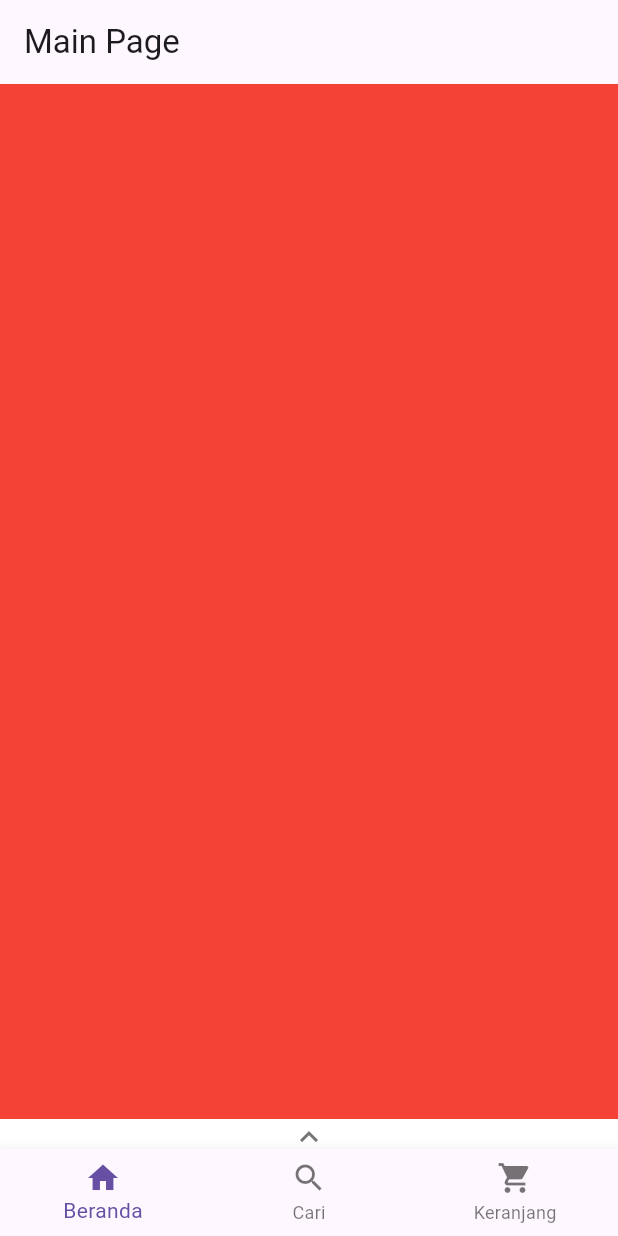
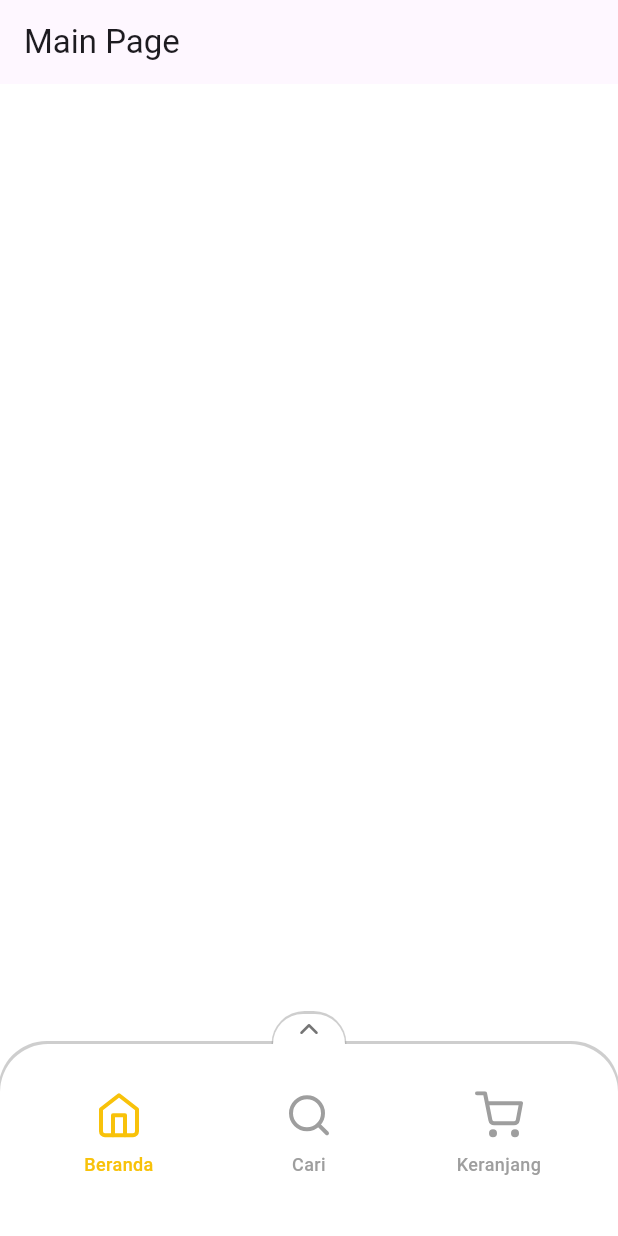
Before and after one commit to igobhaktiar/duplicate_payuung_pribadi, a Flutter app: the screen it shows after launch, on a phone screen of 412 x 824 dp. Run offline on Flutter 3.47's test engine with Material 3 defaults, Android fonts, the light colour scheme and no system bars; our stand-ins replace flutter_feather_icons, get.

Commit message:
fix custom widget

```diff
--- a/lib/presentation/controller/bottom_nav_sheet_controller.dart
+++ b/lib/presentation/controller/bottom_nav_sheet_controller.dart
@@ -3,34 +3,29 @@ import 'package:get/get.dart';
 
 class BottomNavSheetController extends GetxController {
   final _selectedIndex = 0.obs;
-  final _isExpanded = false.obs;
+  final _sheetHeight = 0.0.obs;
 
   int get selectedIndex => _selectedIndex.value;
 
-  bool get isExpanded => _isExpanded.value;
+  double get sheetHeight => _sheetHeight.value;
 
   void setSelectedIndex(int index) => _selectedIndex.value = index;
 
-  void toggleExpanded() => _isExpanded.toggle();
+  void updateSheetHeight(double height) {
+    _sheetHeight.value = height.clamp(0, 300);
+  }
 
   Widget get currentScreen {
     switch (selectedIndex) {
       case 0:
-        return Container(color: Colors.red);
+        return Container(color: Colors.white);
       case 1:
         return Container(color: Colors.green);
       case 2:
         return Container(color: Colors.blue);
-      case 3:
-        return Container(color: Colors.yellow);
-      case 4:
-        return Container(color: Colors.purple);
-      case 5:
-        return Container(color: Colors.orange);
-      case 6:
-        return Container(color: Colors.pink);
       default:
         return Container(color: Colors.white);
     }
   }
+
 }
--- a/lib/presentation/pages/main_page.dart
+++ b/lib/presentation/pages/main_page.dart
@@ -13,8 +13,17 @@ class MainPage extends GetView<BottomNavSheetController> {
         appBar: AppBar(
           title: const Text('Main Page'),
         ),
-        body: controller.currentScreen,
-        bottomNavigationBar: const BottomNavSheet(),
+        body: Stack(
+          children: [
+            controller.currentScreen,
+            const Positioned(
+              left: 0,
+              right: 0,
+              bottom: 0,
+              child: BottomNavSheet(),
+            ),
+          ],
+        ),
       );
     });
   }
--- a/lib/presentation/widgets/bottom_nav_sheet.dart
+++ b/lib/presentation/widgets/bottom_nav_sheet.dart
@@ -1,5 +1,7 @@
+import 'package:duplicate_payuung_pribadi/config/constants.dart';
 import 'package:duplicate_payuung_pribadi/presentation/controller/bottom_nav_sheet_controller.dart';
 import 'package:flutter/material.dart';
+import 'package:flutter_feather_icons/flutter_feather_icons.dart';
 import 'package:get/get.dart';
 
 class BottomNavSheet extends GetWidget<BottomNavSheetController> {
@@ -8,28 +10,85 @@ class BottomNavSheet extends GetWidget<BottomNavSheetController> {
   @override
   Widget build(BuildContext context) {
     return Column(
-      mainAxisSize: MainAxisSize.min,
+      verticalDirection: VerticalDirection.up,
       children: [
+        _buildNavSheet(),
         _buildArrowTrigger(),
-        Obx(() => controller.isExpanded
-            ? _buildExpandedSheet()
-            : _buildBottomNavBar())
       ],
+    );
+  }
+
+  GestureDetector _buildNavSheet() {
+    return GestureDetector(
+        onVerticalDragUpdate: (details) {
+          controller
+              .updateSheetHeight(controller.sheetHeight - details.delta.dy);
+        },
+        onVerticalDragEnd: (_) {
+          if (controller.sheetHeight > 128) {
+            controller.updateSheetHeight(300);
+          } else {
+            controller.updateSheetHeight(0);
+          }
+        },
+        child: Obx(
+          () => AnimatedContainer(
+            duration: const Duration(milliseconds: 300),
+            curve: Curves.easeInOut,
+            height:
+                controller.sheetHeight == 0 ? 128 : controller.sheetHeight,
+            width: double.infinity,
+            padding: const EdgeInsets.all(24),
+            decoration: BoxDecoration(
+              color: Colors.white,
+              borderRadius: const BorderRadius.vertical(
+                top: Radius.circular(32),
+              ),
+              boxShadow: [
+                _buildShadow(),
+              ],
+            ),
+            child: _buildGridSheet(),
+          ),
+        ),
+      );
+  }
+
+  BoxShadow _buildShadow() {
+    return BoxShadow(
+      color: Colors.grey.withOpacity(0.5),
+      offset: const Offset(0, -1),
+      blurRadius: 0,
+      spreadRadius: 1,
     );
   }
 
   Widget _buildArrowTrigger() {
     return GestureDetector(
-      onTap: controller.toggleExpanded,
+      onTap: () {
+        controller.updateSheetHeight(controller.sheetHeight == 0 ? 300 : 0);
+      },
       child: Container(
         height: 20,
+        width: 48,
+        decoration: BoxDecoration(
           color: Colors.white,
+          boxShadow: [
+            _buildShadow(),
+          ],
+          borderRadius: const BorderRadius.only(
+            topLeft: Radius.circular(32),
+            topRight: Radius.circular(32),
+          ),
+        ),
         child: Center(
           child: Obx(
-            () => AnimatedRotation(
-              turns: controller.isExpanded ? 0.5 : 0,
-              duration: const Duration(milliseconds: 300),
-              child: Icon(Icons.keyboard_arrow_up, color: Colors.grey[600]),
+            () => Icon(
+              controller.sheetHeight == 0
+                  ? FeatherIcons.chevronUp
+                  : FeatherIcons.chevronDown,
+              color: Colors.grey[600],
+              size: 32,
             ),
           ),
         ),
@@ -37,86 +96,83 @@ class BottomNavSheet extends GetWidget<BottomNavSheetController> {
     );
   }
 
-  Widget _buildBottomNavBar() {
-    return Obx(
-      () => BottomNavigationBar(
-        items: const <BottomNavigationBarItem>[
-          BottomNavigationBarItem(
-            icon: Icon(Icons.home),
-            label: 'Beranda',
+  Widget _buildGridSheet() {
+    final List<Map<String, dynamic>> items = [
+      {
+        'icon': FeatherIcons.home,
+        'label': 'Beranda',
+      },
+      {
+        'icon': FeatherIcons.search,
+        'label': 'Cari',
+      },
+      {
+        'icon': FeatherIcons.shoppingCart,
+        'label': 'Keranjang',
+      },
+      {
+        'icon': FeatherIcons.clipboard,
+        'label': 'Daftar Transaksi',
+      },
+      {
+        'icon': FeatherIcons.creditCard,
+        'label': 'Voucher Saya',
+      },
+      {
+        'icon': FeatherIcons.mapPin,
+        'label': 'Alamat Pengiriman',
+      },
+      {
+        'icon': FeatherIcons.users,
+        'label': 'Daftar Teman',
+      },
+    ];
+
+    return GridView.builder(
+      physics: const NeverScrollableScrollPhysics(),
+      shrinkWrap: true,
+      gridDelegate: const SliverGridDelegateWithFixedCrossAxisCount(
+        crossAxisCount: 3,
+        childAspectRatio: 2,
+        crossAxisSpacing: 16,
+        mainAxisSpacing: 16,
+        mainAxisExtent: 72,
       ),
-          BottomNavigationBarItem(
-            icon: Icon(Icons.search),
-            label: 'Cari',
-          ),
-          BottomNavigationBarItem(
-            icon: Icon(Icons.shopping_cart),
-            label: 'Keranjang',
-          ),
-        ],
-        currentIndex: controller.selectedIndex,
-        onTap: controller.setSelectedIndex,
-      ),
+      itemCount: items.length,
+      itemBuilder: (context, index) => _buildGridItem(items[index], index),
     );
   }
 
-  Widget _buildExpandedSheet() {
-    final List<Map<String, dynamic>> items = [
-      {
-        'icon': Icons.home,
-        'label': 'Beranda',
-        'onTap': () => controller.setSelectedIndex(0)
-      },
-      {
-        'icon': Icons.search,
-        'label': 'Cari',
-        'onTap': () => controller.setSelectedIndex(1)
-      },
-      {
-        'icon': Icons.shopping_cart,
-        'label': 'Keranjang',
-        'onTap': () => controller.setSelectedIndex(2)
-      },
-      {'icon': Icons.receipt, 'label': 'Daftar Transaksi', 'onTap': () {}},
-      {'icon': Icons.card_giftcard, 'label': 'Voucher Saya', 'onTap': () {}},
-      {'icon': Icons.location_on, 'label': 'Alamat Pengiriman', 'onTap': () {}},
-      {'icon': Icons.people, 'label': 'Daftar Teman', 'onTap': () {}},
-      {'icon': Icons.account_circle, 'label': 'Profil', 'onTap': () {}},
-    ];
-
-    return SizedBox(
-      height: 300,
-      child: GridView.builder(
-        padding: const EdgeInsets.all(16),
-        gridDelegate: const SliverGridDelegateWithFixedCrossAxisCount(
-          crossAxisCount: 3,
-          childAspectRatio: 1,
-          crossAxisSpacing: 16,
-          mainAxisSpacing: 16,
-        ),
-        itemCount: items.length,
-        itemBuilder: (context, index) {
-          return _buildGridItem(items[index]);
-        },
-      ),
-    );
-  }
-
-  Widget _buildGridItem(Map<String, dynamic> item) {
-    return InkWell(
-      onTap: item['onTap'],
+  Widget _buildGridItem(Map<String, dynamic> item, int index) {
+    return Obx(() {
+      return GestureDetector(
+        onTap: () => controller.setSelectedIndex(index),
+        child: SizedBox(
           child: Column(
             mainAxisAlignment: MainAxisAlignment.center,
             children: [
-          Icon(item['icon'], size: 32, color: Colors.blue),
+              Icon(
+                item['icon'],
+                size: 32,
+                color: controller.selectedIndex == index
+                    ? Constants.primaryColor
+                    : Colors.grey,
+              ),
               const SizedBox(height: 8),
               Text(
                 item['label'],
                 textAlign: TextAlign.center,
-            style: const TextStyle(fontSize: 12),
+                style: TextStyle(
+                    fontSize: 12,
+                    fontWeight: FontWeight.w500,
+                    color: controller.selectedIndex == index
+                        ? Constants.primaryColor
+                        : Colors.grey),
               ),
             ],
           ),
+        ),
       );
+    });
   }
 }
--- a/pubspec.yaml
+++ b/pubspec.yaml
@@ -12,6 +12,7 @@ dependencies:
 
   cupertino_icons: ^1.0.8
   get: ^4.6.6
+  flutter_feather_icons: ^2.0.0+1
 
 dev_dependencies:
   flutter_test:
```
Also changed, not shown: pubspec.lock. Lines whose indentation alone changed are shown as unchanged.
